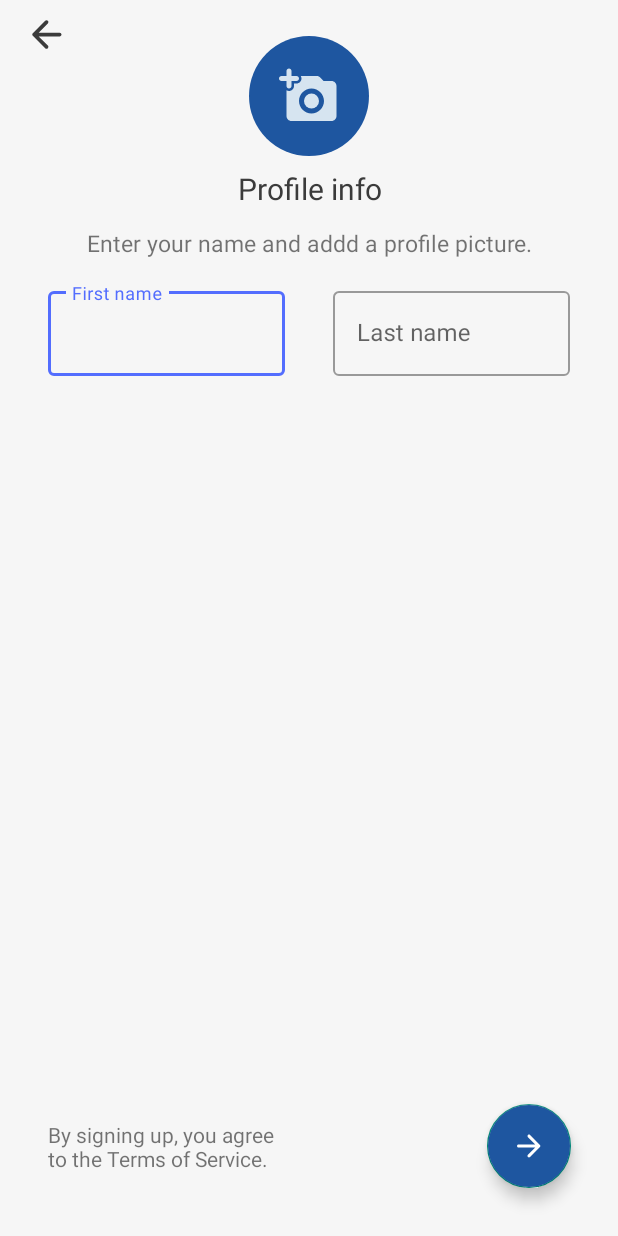
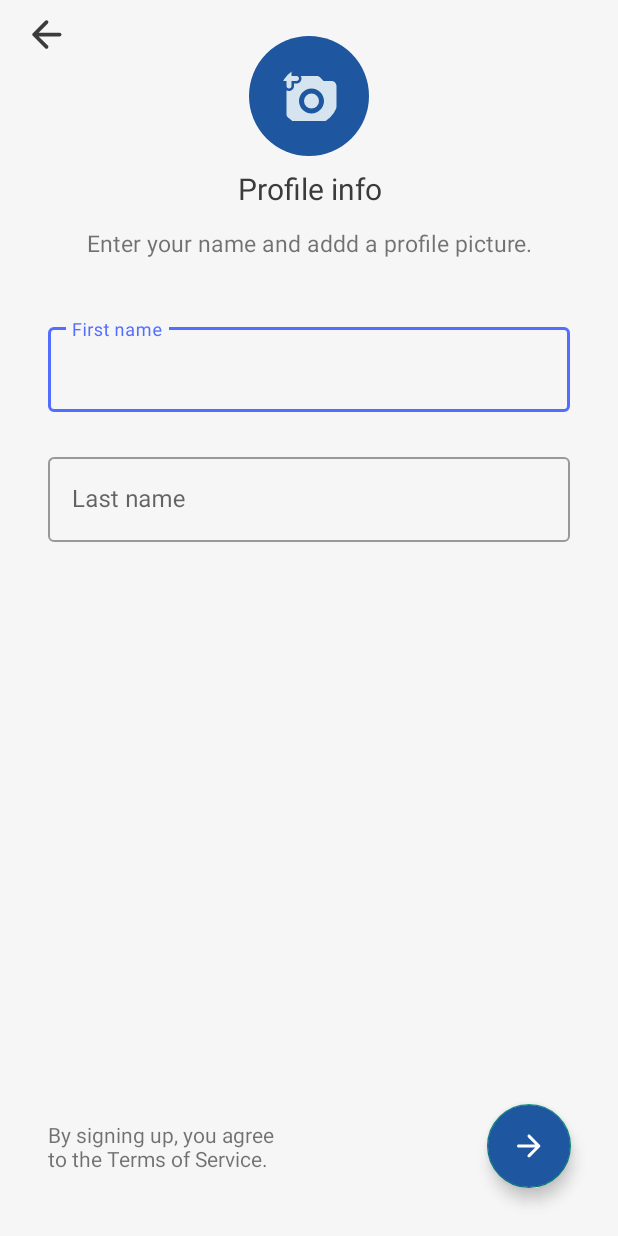
Before and after one commit to thegr8manef/Depanini, an Android app: the screen it shows after launch (UserInfoActivity), on a phone screen of 412 x 824 dp. Run offline under Robolectric (Android 15) with nearby library versions, the phone set to English and light mode, and no system bars; our stand-ins replace CircleImageView, Firebase (no records; nobody signed in at launch, a user with empty details on screens opened directly).

Commit message:
- enable update profile picture

```diff
--- a/app/src/main/java/com/dev0jk/depanin/model/data/repository/UserRepository.kt
+++ b/app/src/main/java/com/dev0jk/depanin/model/data/repository/UserRepository.kt
@@ -1,5 +1,6 @@
 package com.dev0jk.depanin.model.data.repository
 
+import android.net.Uri
 import androidx.lifecycle.LiveData
 import com.dev0jk.depanin.model.data.remote.UserRemote
 import com.dev0jk.depanin.model.entity.User
@@ -9,7 +10,7 @@ class UserRepository {
 
     val userRemote = UserRemote()
 
-    fun addUser(user : User) : LiveData<MessageResult>{
-        return userRemote.addUser(user)
+    fun addUser(user: User, userImage: Uri?) : LiveData<MessageResult>{
+        return userRemote.addUser(user, userImage)
     }
 }
--- a/app/src/main/java/com/dev0jk/depanin/model/entity/User.kt
+++ b/app/src/main/java/com/dev0jk/depanin/model/entity/User.kt
@@ -1,4 +1,5 @@
 package com.dev0jk.depanin.model.entity
 
 data class User(val id : String, var name : String,
-                var lastName :String, val phone : String?)
+                var lastName :String, val phone : String?,
+                var userImage : String?)
--- a/app/src/main/java/com/dev0jk/depanin/view/UserVM.kt
+++ b/app/src/main/java/com/dev0jk/depanin/view/UserVM.kt
@@ -1,5 +1,6 @@
 package com.dev0jk.depanin.view
 
+import android.net.Uri
 import androidx.lifecycle.LiveData
 import com.dev0jk.depanin.model.data.repository.UserRepository
 import com.dev0jk.depanin.model.entity.User
@@ -9,7 +10,7 @@ class UserVM {
 
     val userRepository = UserRepository()
 
-    fun addUser(user : User) : LiveData<MessageResult> {
-        return userRepository.addUser(user)
+    fun addUser(user: User, userImage: Uri?) : LiveData<MessageResult> {
+        return userRepository.addUser(user, userImage)
     }
 }
--- a/app/src/main/res/layout/activity_user_info.xml
+++ b/app/src/main/res/layout/activity_user_info.xml
@@ -15,13 +15,13 @@
         android:layout_marginTop="8dp"
         android:background="@color/secand_color"
         android:src="@drawable/ic_arrow_back"
-        app:layout_constraintEnd_toStartOf="@+id/imageView"
+        app:layout_constraintEnd_toStartOf="@+id/user_image"
         app:layout_constraintHorizontal_bias="0.117"
         app:layout_constraintStart_toStartOf="parent"
         app:layout_constraintTop_toTopOf="parent" />
 
-    <ImageView
-        android:id="@+id/imageView"
+    <de.hdodenhof.circleimageview.CircleImageView
+        android:id="@+id/user_image"
         android:layout_width="80dp"
         android:layout_height="80dp"
         android:layout_marginTop="24dp"
@@ -43,7 +43,7 @@
         android:textAlignment="center"
         android:textColor="#3b3b3b"
         android:textSize="20sp"
-        app:layout_constraintTop_toBottomOf="@+id/imageView" />
+        app:layout_constraintTop_toBottomOf="@+id/user_image" />
 
 
     <TextView
@@ -61,17 +61,18 @@
     <com.google.android.material.textfield.TextInputLayout
         android:id="@+id/label_firstname"
         style="@style/Widget.MaterialComponents.TextInputLayout.OutlinedBox"
-        android:layout_width="0dp"
+        android:layout_width="match_parent"
         android:layout_height="wrap_content"
+        android:layout_marginEnd="32dp"
         android:layout_marginStart="32dp"
-        android:layout_marginTop="16dp"
-        android:layout_marginEnd="16dp"
+        android:layout_marginTop="40dp"
+
         android:hint="@string/firstname"
 
         app:errorEnabled="true"
         app:counterMaxLength="20"
         app:helperTextTextColor="@color/red"
-        app:layout_constraintEnd_toStartOf="@+id/label_lastname"
+
         app:layout_constraintStart_toStartOf="parent"
         app:layout_constraintTop_toBottomOf="@+id/textView1">
 
@@ -86,27 +87,29 @@
     <com.google.android.material.textfield.TextInputLayout
         android:id="@+id/label_lastname"
         style="@style/Widget.MaterialComponents.TextInputLayout.OutlinedBox"
-        android:layout_width="0dp"
+        android:layout_width="match_parent"
         android:layout_height="wrap_content"
+        android:layout_marginEnd="32dp"
+        android:layout_marginStart="32dp"
+
+        android:hint="@string/lastname"
+        app:counterMaxLength="20"
+        android:layout_marginTop="4dp"
+        app:errorEnabled="true"
         app:helperTextTextColor="@color/red"
+        app:layout_constraintEnd_toEndOf="parent"
 
-        app:counterMaxLength="20"
-        app:errorEnabled="true"
-        android:layout_marginStart="16dp"
-        android:layout_marginTop="16dp"
-        android:layout_marginEnd="32dp"
-        android:hint="@string/lastname"
-        app:layout_constraintEnd_toEndOf="parent"
-        app:layout_constraintStart_toEndOf="@+id/label_firstname"
-        app:layout_constraintTop_toBottomOf="@+id/textView1">
+        app:layout_constraintTop_toBottomOf="@+id/label_firstname">
 
         <com.google.android.material.textfield.TextInputEditText
             android:id="@+id/lastname"
-            android:maxLength="20"
             android:layout_width="match_parent"
-            android:layout_height="wrap_content" />
+            android:layout_height="wrap_content"
+            android:maxLength="20" />
 
     </com.google.android.material.textfield.TextInputLayout>
+
+
 
     <com.google.android.material.floatingactionbutton.FloatingActionButton
         android:id="@+id/create_account"
```
Also changed, not shown: app/src/main/java/com/dev0jk/depanin/UserInfoActivity.kt (+59 -14 lines), app/src/main/java/com/dev0jk/depanin/model/data/remote/UserRemote.kt (+50 -1 lines).
